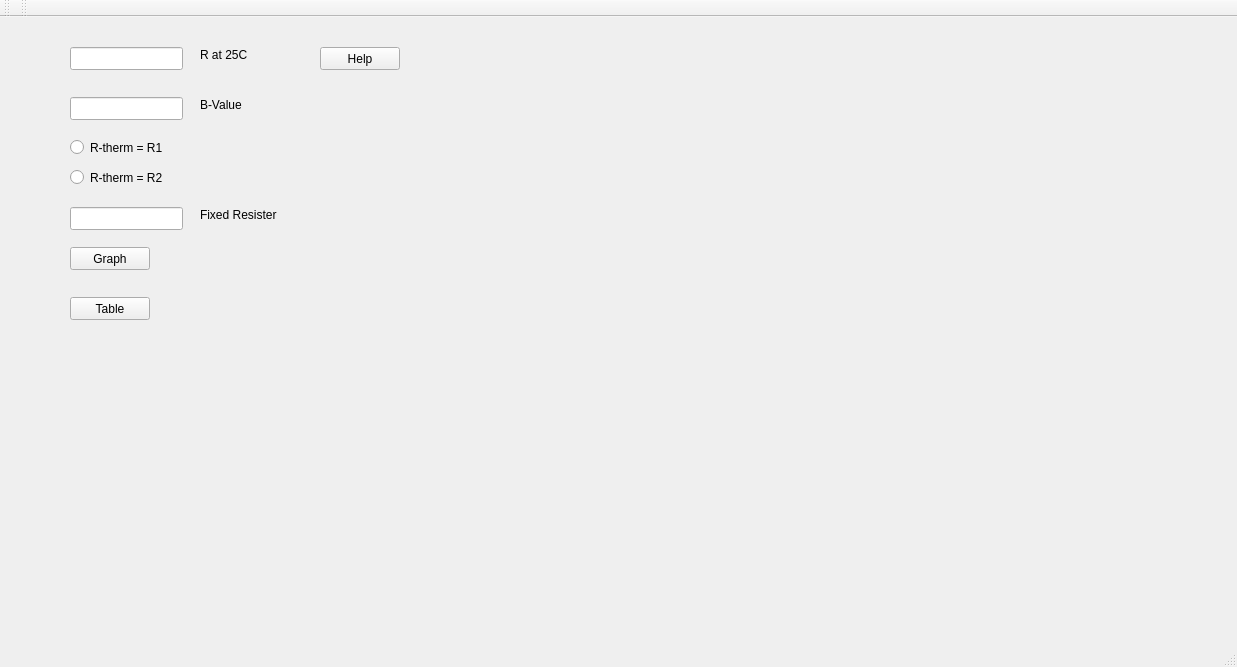
First picture: the form in mainwindow.ui, repository javimgit1224/254project, before the edit.
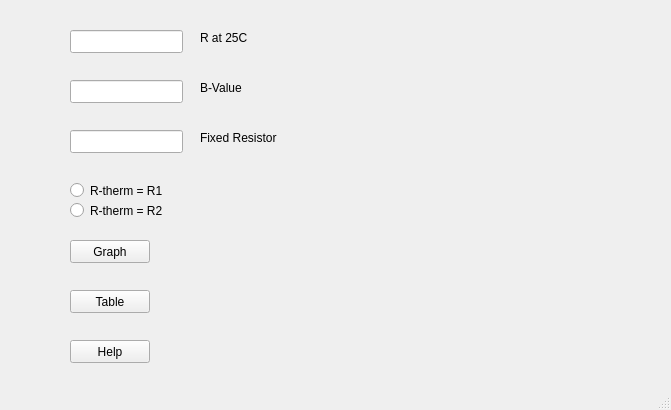
Second picture: the form after the edit.

Commit message: Changed the main and help windows, resized the jpgs, added thumbnails for the graph and table buttons.

Diff of the .ui file:
```diff
--- a/mainwindow.ui
+++ b/mainwindow.ui
@@ -6,8 +6,8 @@
    <rect>
     <x>0</x>
     <y>0</y>
-    <width>1237</width>
-    <height>667</height>
+    <width>671</width>
+    <height>410</height>
    </rect>
   </property>
   <property name="windowTitle">
@@ -38,7 +38,7 @@
     <property name="geometry">
      <rect>
       <x>70</x>
-      <y>120</y>
+      <y>180</y>
       <width>111</width>
       <height>21</height>
      </rect>
@@ -51,7 +51,7 @@
     <property name="geometry">
      <rect>
       <x>70</x>
-      <y>150</y>
+      <y>200</y>
       <width>111</width>
       <height>21</height>
      </rect>
@@ -64,7 +64,7 @@
     <property name="geometry">
      <rect>
       <x>70</x>
-      <y>190</y>
+      <y>130</y>
       <width>113</width>
       <height>23</height>
      </rect>
@@ -74,7 +74,7 @@
     <property name="geometry">
      <rect>
       <x>70</x>
-      <y>230</y>
+      <y>240</y>
       <width>80</width>
       <height>23</height>
      </rect>
@@ -87,7 +87,7 @@
     <property name="geometry">
      <rect>
       <x>70</x>
-      <y>280</y>
+      <y>290</y>
       <width>80</width>
       <height>23</height>
      </rect>
@@ -99,8 +99,8 @@
    <widget class="QPushButton" name="pushButton_3">
     <property name="geometry">
      <rect>
-      <x>320</x>
-      <y>30</y>
+      <x>70</x>
+      <y>340</y>
       <width>80</width>
       <height>23</height>
      </rect>
@@ -139,22 +139,22 @@
     <property name="geometry">
      <rect>
       <x>200</x>
-      <y>190</y>
+      <y>130</y>
       <width>91</width>
       <height>16</height>
      </rect>
     </property>
     <property name="text">
-     <string>Fixed Resister</string>
+     <string>Fixed Resistor</string>
     </property>
    </widget>
    <widget class="QLabel" name="label_4">
     <property name="geometry">
      <rect>
-      <x>650</x>
-      <y>70</y>
-      <width>511</width>
-      <height>441</height>
+      <x>320</x>
+      <y>20</y>
+      <width>314</width>
+      <height>332</height>
      </rect>
     </property>
     <property name="text">
@@ -172,26 +172,7 @@
     </rect>
    </property>
   </widget>
-  <widget class="QToolBar" name="mainToolBar">
-   <attribute name="toolBarArea">
-    <enum>TopToolBarArea</enum>
-   </attribute>
-   <attribute name="toolBarBreak">
-    <bool>false</bool>
-   </attribute>
-  </widget>
   <widget class="QStatusBar" name="statusBar"/>
-  <widget class="QToolBar" name="toolBar">
-   <property name="windowTitle">
-    <string>toolBar</string>
-   </property>
-   <attribute name="toolBarArea">
-    <enum>TopToolBarArea</enum>
-   </attribute>
-   <attribute name="toolBarBreak">
-    <bool>false</bool>
-   </attribute>
-  </widget>
  </widget>
  <layoutdefault spacing="6" margin="11"/>
  <resources/>
```
Left out of the diff: 4 changed lines with no effect on the pictures. The commit also changes 10 other files.
